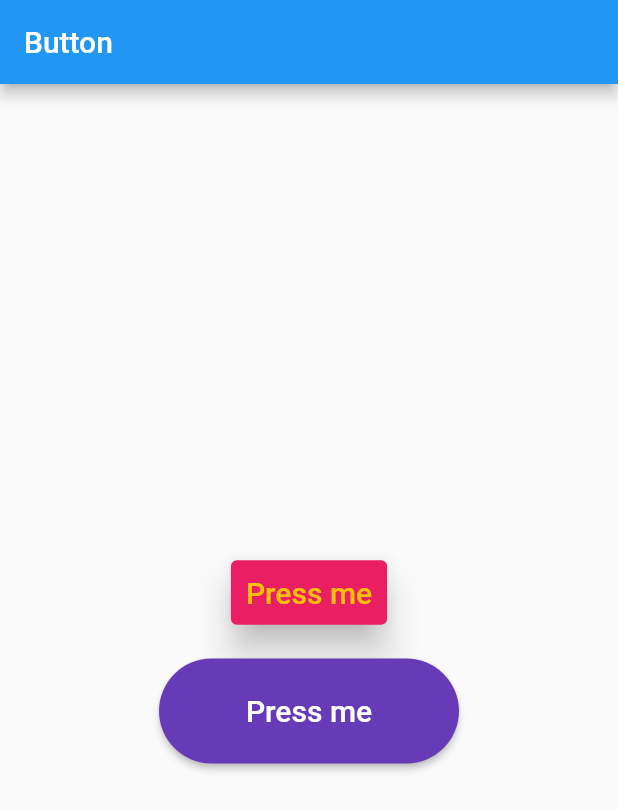
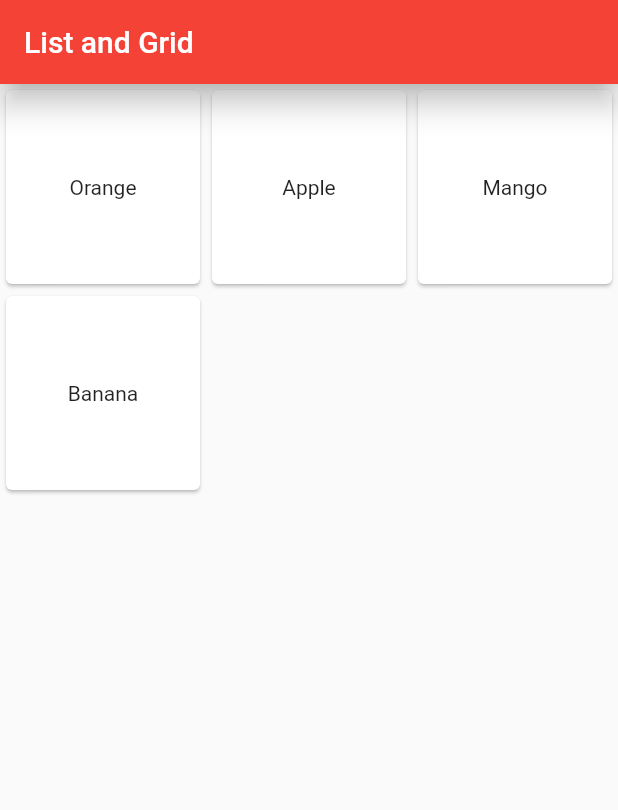
Before and after one commit to MamtaBhatt885/11dayschallenge_flutter, a Flutter app: the screen it shows after launch, on a phone screen of 412 x 824 dp. Shown: the top 810 px of the screen. Run offline on Flutter 3.47's test engine with Material 2 defaults, Android fonts, the phone set to English and light mode, and no system bars.

Commit message:
List view and grid view

```diff
--- a/lib/main.dart
+++ b/lib/main.dart
@@ -1,6 +1,7 @@
 import "package:flutter/material.dart";
 import "package:flutter_application_1/widgets/button.dart";
 import "package:flutter_application_1/widgets/container_sized.dart";
+import "package:flutter_application_1/widgets/list_grid.dart";
 import "package:flutter_application_1/widgets/rowscols.dart";
 
 void main() {
@@ -17,7 +18,7 @@ class MyApp extends StatelessWidget {
         brightness: Brightness.light,
         primaryColor: Colors.deepPurple,
       ),
-      home: Button(),
+      home: ListGrid(),
       debugShowCheckedModeBanner: false,
     );
   }
--- /dev/null
+++ b/lib/widgets/list_grid.dart
@@ -0,0 +1,91 @@
+import 'package:flutter/material.dart';
+
+class ListGrid extends StatefulWidget {
+  const ListGrid({super.key});
+
+  @override
+  State<ListGrid> createState() => _ListGridState();
+}
+
+class _ListGridState extends State<ListGrid> {
+  List<String> fruits = ['Orange', 'Apple', 'Mango', 'Banana'];
+  Map fruits_person = {
+    'fruits': ['Orange', 'Apple', 'Mango', 'Banana'],
+    'names': ['Karan', 'Mamta', 'Aryan', 'Laxmi']
+  };
+  @override
+  Widget build(BuildContext context) {
+    return Scaffold(
+      appBar: AppBar(
+        title: Text("List and Grid"),
+        backgroundColor: Colors.red,
+        elevation: 8, //used for giving shadow
+      ),
+      body: Container(
+        // child: ListView.builder(
+        //   //Listview we can put infinite widgets and it will show all the items or anything by scrolling but this won't happen in column
+        //   itemCount: fruits.length,
+        //   itemBuilder: (context, index) {
+        //     return Card(
+        //       child: ListTile(
+        //         onTap: () {
+        //           print(fruits_person['fruits'][index]);
+        //         },
+        //         leading: Icon(Icons.person),
+        //         title: Text(fruits_person['fruits'][index]),
+        //         subtitle: Text(fruits_person['names'][index]),
+        //       ),
+        //     );
+        //   },
+        // ),
+        // child: GridView(
+        //   gridDelegate: SliverGridDelegateWithFixedCrossAxisCount(
+        //       crossAxisCount: 3,
+        //       crossAxisSpacing: 20,
+        //       mainAxisSpacing: 20,
+        //       childAspectRatio: 2 / 3),
+        //   children: [
+        //     Card(
+        //       child: Center(child: Text('Orange')),
+        //     ),
+        //     Card(
+        //       child: Center(child: Text('Orange')),
+        //     ),
+        //     Card(
+        //       child: Center(child: Text('Orange')),
+        //     ),
+        //     Card(
+        //       child: Center(child: Text('Orange')),
+        //     ),
+        //     Card(
+        //       child: Center(child: Text('Orange')),
+        //     ),
+        //     Card(
+        //       child: Center(child: Text('Orange')),
+        //     ),
+        //     Card(
+        //       child: Center(child: Text('Orange')),
+        //     ),
+        //     Card(
+        //       child: Center(child: Text('Orange')),
+        //     ),
+        //     Card(
+        //       child: Center(child: Text('Orange')),
+        //     ),
+        //   ],
+        // ),
+        child: GridView.builder(
+            itemCount: fruits.length,
+            gridDelegate:
+                SliverGridDelegateWithFixedCrossAxisCount(crossAxisCount: 3),
+            itemBuilder: (context, index) {
+              return Card(
+                child: Center(
+                  child: Text(fruits[index]),
+                ),
+              );
+            }),
+      ),
+    );
+  }
+}
```
